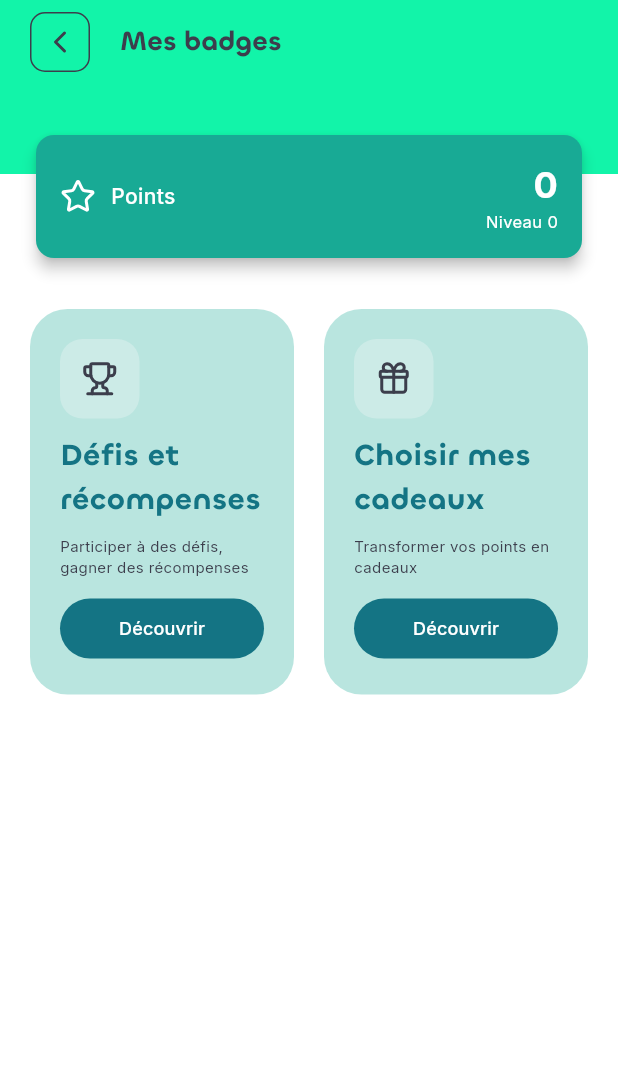
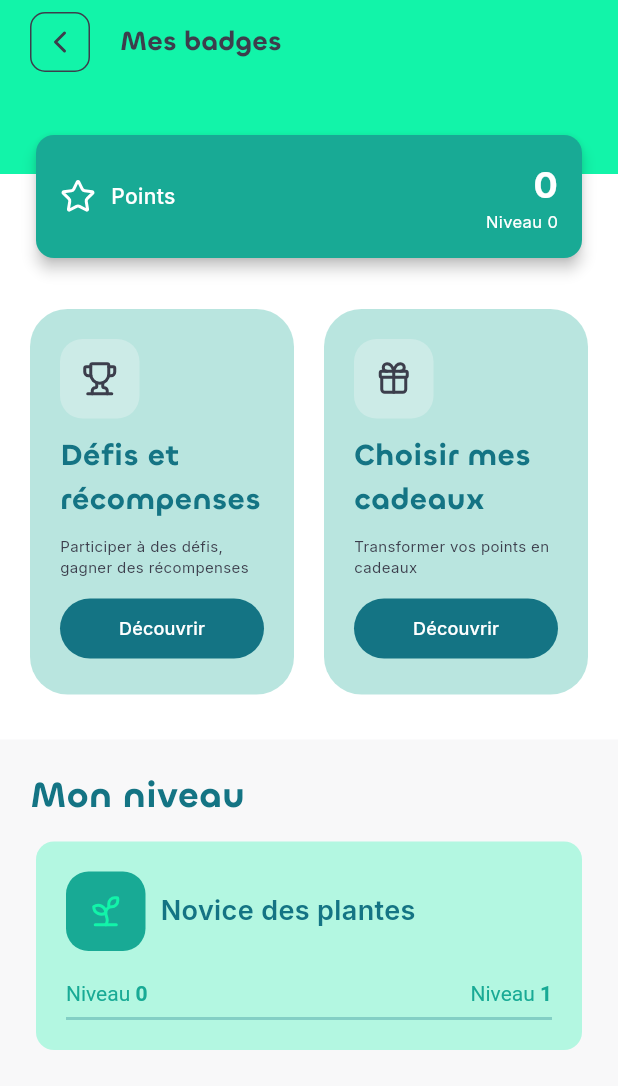
Before and after one commit to huguesleger/plant_match_v2, a Flutter app: the ProfilBadgePage screen opened directly with empty values, on a phone screen of 412 x 824 dp. Shown: the top 1089 px of the screen. Run offline on Flutter 3.47's test engine with Material 3 defaults, Android fonts, the phone set to English and light mode, and no system bars; our stand-ins replace cloud_firestore, firebase_auth, firebase_core, firebase_storage, flutter_bloc, flutter_form_builder and 10 more; missing offline and left inert: app_tracking_transparency, fancy_password_field, flutter_facebook_auth; accounts and stored records are empty; generated files the repository leaves out were written again.

Commit message:
add profilBadgeLevelCard + refacto userPointsUtils

```diff
--- a/lib/presentation/auth/presentation/register/register_page.dart
+++ b/lib/presentation/auth/presentation/register/register_page.dart
@@ -5,7 +5,6 @@ import 'package:plant_match_v2/core/widgets/template/template_page.dart';
 import 'package:plant_match_v2/presentation/auth/presentation/cubit/auth_cubit.dart';
 import 'package:plant_match_v2/presentation/auth/presentation/cubit/auth_state.dart';
 import 'package:plant_match_v2/presentation/auth/presentation/register/register_screen.dart';
-import 'package:plant_match_v2/presentation/home/presentation/home_page.dart';
 
 class RegisterPage extends StatelessWidget {
   const RegisterPage({super.key});
--- /dev/null
+++ b/lib/presentation/profil/presentation/profil_badge/presentation/profil_badge_level_card/profil_badge_level_card.dart
@@ -0,0 +1,79 @@
+import 'package:flutter/material.dart';
+import 'package:plant_match_v2/core/theme/app_colors.dart';
+import 'package:plant_match_v2/core/theme/app_typo.dart';
+import 'package:plant_match_v2/presentation/profil/presentation/profil_badge/widget/profil_level_progress_indicator.dart';
+import 'package:plant_match_v2/presentation/user_points/presentation/utils/user_points_utils.dart';
+
+class ProfilBadgeLevelCard extends StatelessWidget {
+  const ProfilBadgeLevelCard({
+    super.key,
+    required this.level,
+    required this.points,
+    required this.maxPoints,
+  });
+
+  final int level;
+  final int points;
+  final int maxPoints;
+
+  IconData _getIconForLevel(int level) {
+    return UserPointsUtils.getIconForLevel(level);
+  }
+
+  String _getLevelName(int level) {
+    return UserPointsUtils.getLevelName(level);
+  }
+
+  @override
+  Widget build(BuildContext context) {
+    return Card.filled(
+      color: AppColors.greenLight.withOpacity(0.3),
+      child: SizedBox(
+        width: double.infinity,
+        child: Padding(
+          padding: const EdgeInsets.all(20),
+          child: Column(
+            crossAxisAlignment: CrossAxisAlignment.start,
+            children: [
+              Row(
+                children: [
+                  Container(
+                    width: 53,
+                    height: 53,
+                    decoration: BoxDecoration(
+                      shape: BoxShape.rectangle,
+                      color: AppColors.greenMedium,
+                      borderRadius: BorderRadius.circular(15),
+                    ),
+                    child: Icon(
+                      _getIconForLevel(level),
+                      color: AppColors.greenLight,
+                      size: 24,
+                    ),
+                  ),
+                  Padding(
+                    padding: const EdgeInsets.only(left: 10),
+                    child: Text(
+                      _getLevelName(level),
+                      style: const TextStyle(
+                        fontSize: AppTypo.textM,
+                        fontWeight: FontWeight.w600,
+                        color: AppColors.blueGreen,
+                      ),
+                    ),
+                  ),
+                ],
+              ),
+              const SizedBox(height: 20),
+              ProfilLevelProgressIndicator(
+                currentPoints: points,
+                maxPoints: maxPoints,
+                level: level,
+              ),
+            ],
+          ),
+        ),
+      ),
+    );
+  }
+}
--- a/lib/presentation/profil/presentation/profil_badge/profil_badge_screen.dart
+++ b/lib/presentation/profil/presentation/profil_badge/profil_badge_screen.dart
@@ -1,7 +1,10 @@
 import 'package:flutter/material.dart';
 import 'package:plant_match_v2/core/theme/app_colors.dart';
+import 'package:plant_match_v2/core/theme/app_typo.dart';
+import 'package:plant_match_v2/core/widgets/title_page/title_page.dart';
 import 'package:plant_match_v2/presentation/profil/presentation/profil_badge/presentation/profil_badge_card/profil_badge_card.dart';
 import 'package:plant_match_v2/presentation/profil/presentation/profil_badge/presentation/profil_badge_header/profil_badge_card_header.dart';
+import 'package:plant_match_v2/presentation/profil/presentation/profil_badge/presentation/profil_badge_level_card/profil_badge_level_card.dart';
 import 'package:plant_match_v2/presentation/user_points/domain/entities/user_points.dart';
 import 'package:plant_match_v2/presentation/user_points/presentation/utils/user_points_utils.dart';
 
@@ -27,11 +30,6 @@ class ProfilBadgeScreen extends StatelessWidget {
           children: [
             Padding(
               padding: const EdgeInsets.only(top: 30, left: 20, right: 20),
-/*                        child: ProfilLevelProgressIndicator(
-                          currentPoints: currentPoints,
-                          maxPoints: maxPoints,
-                          level: level,
-                        ),*/
               child: ProfilBadgeCardHeader(
                   currentPoints: currentPoints, level: level),
             ),
@@ -39,6 +37,30 @@ class ProfilBadgeScreen extends StatelessWidget {
               padding: EdgeInsets.symmetric(horizontal: 20, vertical: 30),
               child: ProfilBadgeCard(),
             ),
+            Container(
+              color: AppColors.greyUltraLight,
+              width: double.infinity,
+              child: Padding(
+                padding:
+                    const EdgeInsets.symmetric(vertical: 20, horizontal: 20),
+                child: Column(
+                  crossAxisAlignment: CrossAxisAlignment.start,
+                  mainAxisSize: MainAxisSize.max,
+                  children: [
+                    const TitlePage(
+                      title: 'Mon niveau',
+                      fontSize: AppTypo.textXl,
+                    ),
+                    const SizedBox(height: 10),
+                    ProfilBadgeLevelCard(
+                      level: level,
+                      points: currentPoints,
+                      maxPoints: maxPoints,
+                    ),
+                  ],
+                ),
+              ),
+            ),
           ],
         ),
       ],
--- a/lib/presentation/profil/presentation/profil_badge/widget/profil_level_progress_indicator.dart
+++ b/lib/presentation/profil/presentation/profil_badge/widget/profil_level_progress_indicator.dart
@@ -1,4 +1,6 @@
 import 'package:flutter/material.dart';
+import 'package:plant_match_v2/core/theme/app_colors.dart';
+import 'package:plant_match_v2/core/theme/app_typo.dart';
 
 class ProfilLevelProgressIndicator extends StatelessWidget {
   const ProfilLevelProgressIndicator({
@@ -12,32 +14,71 @@ class ProfilLevelProgressIndicator extends StatelessWidget {
   final int maxPoints;
   final int level;
 
+  double calculateLevelProgression(int currentPoints, int maxPoints) {
+    if (maxPoints == 0) {
+      return 0.0;
+    }
+    return currentPoints / maxPoints;
+  }
+
   @override
   Widget build(BuildContext context) {
-    double progress = currentPoints / maxPoints;
+    double progress = calculateLevelProgression(currentPoints, maxPoints);
 
-    return Container(
-      color: Colors.grey[100],
-      child: Column(
+    return Column(
       crossAxisAlignment: CrossAxisAlignment.start,
       children: [
-          Text(
-            'Niveau $level',
-            style: const TextStyle(fontSize: 18, fontWeight: FontWeight.bold),
+        Row(
+          mainAxisAlignment: MainAxisAlignment.spaceBetween,
+          children: [
+            RichText(
+              text: TextSpan(
+                text: 'Niveau ',
+                style: const TextStyle(
+                  fontSize: AppTypo.textS,
+                  color: AppColors.greenMedium,
+                ),
+                children: [
+                  TextSpan(
+                    text: '$level',
+                    style: const TextStyle(
+                      fontSize: AppTypo.textS,
+                      color: AppColors.greenMedium,
+                      fontWeight: FontWeight.bold,
+                    ),
+                  ),
+                ],
+              ),
+            ),
+            RichText(
+              text: TextSpan(
+                text: 'Niveau ',
+                style: const TextStyle(
+                  fontSize: AppTypo.textS,
+                  color: AppColors.greenMedium,
+                ),
+                children: [
+                  TextSpan(
+                    text: '${level + 1}',
+                    style: const TextStyle(
+                      fontSize: AppTypo.textS,
+                      color: AppColors.greenMedium,
+                      fontWeight: FontWeight.bold,
+                    ),
+                  ),
+                ],
+              ),
+            ),
+          ],
         ),
         const SizedBox(height: 8),
         LinearProgressIndicator(
           value: progress,
-            backgroundColor: Colors.grey[300],
-            color: Colors.green,
-          ),
-          const SizedBox(height: 8),
-          Text(
-            '$currentPoints / $maxPoints points',
-            style: TextStyle(fontSize: 16, color: Colors.grey[700]),
+          backgroundColor: AppColors.blueGreen.withOpacity(0.3),
+          color: AppColors.greenMedium,
+          minHeight: 2,
         ),
       ],
-      ),
     );
   }
 }
--- a/lib/presentation/user_points/presentation/utils/user_points_utils.dart
+++ b/lib/presentation/user_points/presentation/utils/user_points_utils.dart
@@ -1,18 +1,87 @@
+import 'package:flutter/material.dart';
+import 'package:flutter_lucide/flutter_lucide.dart';
 import 'package:plant_match_v2/presentation/user_points/domain/entities/user_points.dart';
 
 class UserPointsUtils {
-  static const Map<int, int> levelPoints = {
-    1: 50,
-    2: 150,
-    3: 400,
-    4: 800,
-    5: 1500,
-    6: 3000,
-    7: 6000,
+  static const Map<int, LevelData> levelData = {
+    1: LevelData(
+      maxPoints: 50,
+      name: 'Novice des plantes',
+      icon: LucideIcons.sprout,
+    ),
+    2: LevelData(
+      maxPoints: 150,
+      name: 'Amoureux des feuilles',
+      icon: LucideIcons.leaf,
+    ),
+    3: LevelData(
+      maxPoints: 400,
+      name: 'Cultivateur actif',
+      icon: LucideIcons.wheat,
+    ),
+    4: LevelData(
+      maxPoints: 800,
+      name: 'Jardinier confirmer',
+      icon: LucideIcons.shovel,
+    ),
+    5: LevelData(
+      maxPoints: 1500,
+      name: 'Expert des plantes',
+      icon: LucideIcons.flower,
+    ),
+    6: LevelData(
+      maxPoints: 3000,
+      name: 'Maître jardinier',
+      icon: LucideIcons.tractor,
+    ),
+    7: LevelData(
+      maxPoints: 6000,
+      name: 'Gardien de la nature',
+      icon: LucideIcons.trees,
+    ),
   };
 
+  static const LevelData defaultLevel = LevelData(
+    maxPoints: 50,
+    name: 'Novice des plantes',
+    icon: LucideIcons.sprout,
+  );
+
   static int getMaxPointsForLevel(int level) {
-    return levelPoints[level] ?? 0;
+    return levelData[level]?.maxPoints ?? defaultLevel.maxPoints;
+  }
+
+  static IconData getIconForLevel(int level) {
+    return levelData[level]?.icon ?? defaultLevel.icon;
+  }
+
+  static String getLevelName(int level) {
+    return levelData[level]?.name ?? defaultLevel.name;
+  }
+
+  static int? getNextLevel(int currentLevel) {
+    if (levelData.containsKey(currentLevel + 1)) {
+      return currentLevel + 1;
+    }
+    return null;
+  }
+
+  static double calculateLevelProgression(UserPoints userPoints) {
+    final currentLevel = userPoints.level;
+    final nextLevel = getNextLevel(currentLevel);
+
+    if (nextLevel == null) {
+      return 1.0;
+    }
+
+    final currentLevelMaxPoints = getMaxPointsForLevel(currentLevel);
+    final pointsInCurrentLevel = userPoints.currentPoints;
+
+    if (currentLevelMaxPoints > 0) {
+      return pointsInCurrentLevel / currentLevelMaxPoints;
+    }
+
+    return 0.0;
   }
 
   /// Calculer la progression (pour le LinearProgressIndicator)
@@ -27,7 +96,6 @@ class UserPointsUtils {
     int newPoints = userPoints.currentPoints + pointsToAdd;
     int newLevel = userPoints.level;
 
-    // Vérification pour le passage au niveau supérieur
     while (newPoints >= getMaxPointsForLevel(newLevel)) {
       newPoints -= getMaxPointsForLevel(newLevel);
       newLevel++;
@@ -40,3 +108,15 @@ class UserPointsUtils {
     );
   }
 }
+
+class LevelData {
+  final int maxPoints;
+  final String name;
+  final IconData icon;
+
+  const LevelData({
+    required this.maxPoints,
+    required this.name,
+    required this.icon,
+  });
+}
```
Lines whose indentation alone changed are shown as unchanged.
